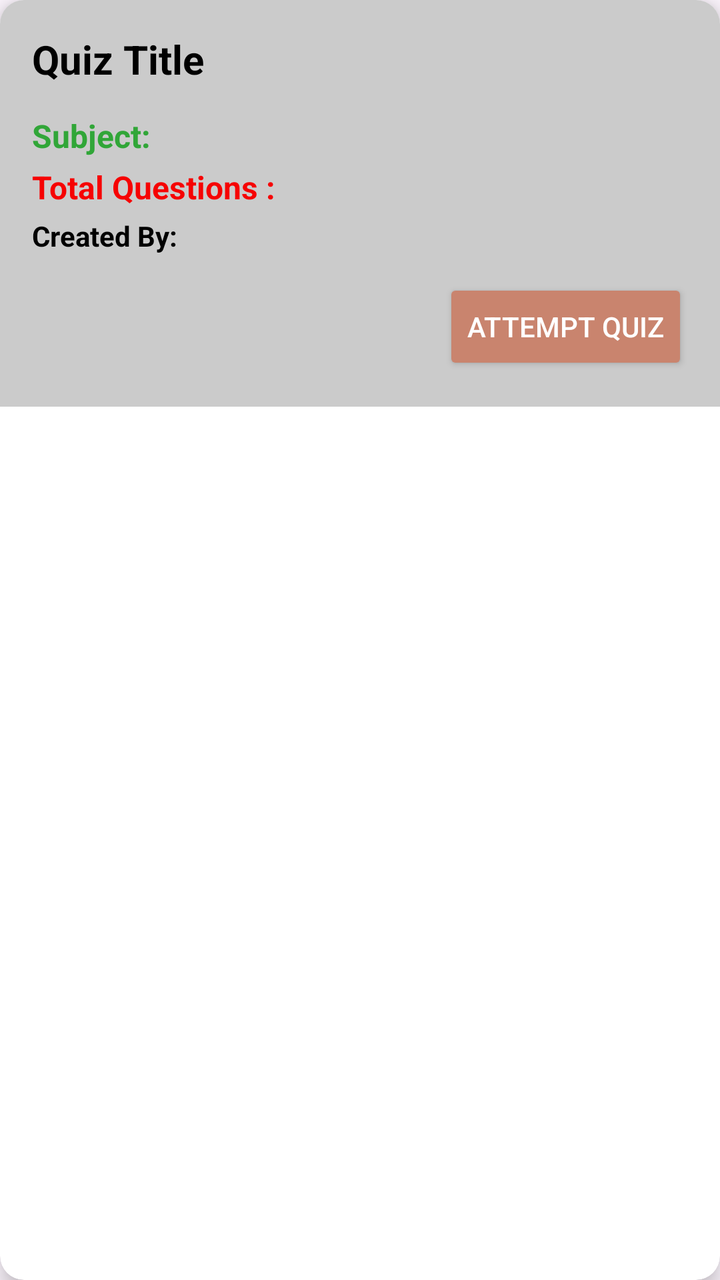
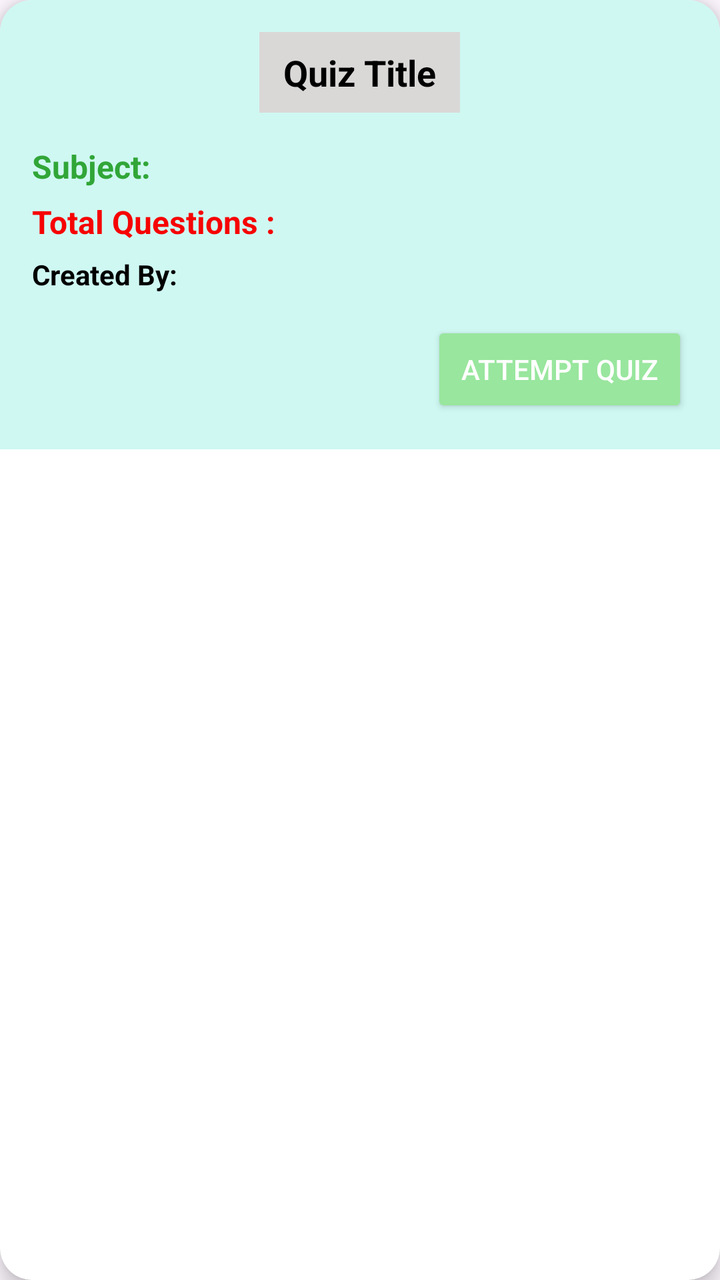

Two renders of the same Android screen: before a commit and after it. Below are the layout's source before the change and the commit's diff.
<!-- AndroidManifest.xml: application theme Theme.EduQuiz -->
<!-- res/layout/quiz_item_available.xml -->
<?xml version="1.0" encoding="utf-8"?>
<androidx.cardview.widget.CardView
    xmlns:android="http://schemas.android.com/apk/res/android"
    xmlns:card_view="http://schemas.android.com/apk/res-auto"
    android:layout_width="match_parent"
    android:layout_height="wrap_content"
    android:layout_marginLeft="8dp"
    android:layout_marginRight="8sp"
    android:layout_marginTop="10dp"
    card_view:cardCornerRadius="12dp"
    card_view:cardElevation="6dp">

    <LinearLayout
        android:layout_width="match_parent"
        android:layout_height="wrap_content"
        android:orientation="vertical"
        android:background="#CBCBCB"
        android:padding="16dp">

        <TextView
            android:id="@+id/tvItemAvailableQuizzesTitle"
            android:layout_width="wrap_content"
            android:layout_height="wrap_content"
            android:text="Quiz Title"
            android:textSize="20sp"
            android:textStyle="bold"
            android:background="#CBCBCB"
            android:layout_marginBottom="10dp"
            android:textColor="#000000" />

        <LinearLayout
            android:layout_width="wrap_content"
            android:layout_height="wrap_content"
            android:orientation="horizontal">

            <TextView
                android:layout_width="wrap_content"
                android:layout_height="wrap_content"
                android:text="Subject: "
                android:textSize="16sp"
                android:textStyle="bold"
                android:textColor="@color/green"
                android:layout_marginTop="4dp" />

            <TextView
                android:id="@+id/tvItemAvailableQuizzesQuizSubject"
                android:layout_width="wrap_content"
                android:layout_height="wrap_content"
                android:layout_marginLeft="6dp"
                android:text=""
                android:textSize="16sp"
                android:textColor="@color/black"
                android:layout_marginTop="4dp" />

        </LinearLayout>


    <LinearLayout
        android:layout_width="wrap_content"
        android:layout_height="wrap_content"
        android:layout_marginTop="2dp"
        android:orientation="horizontal">

        <TextView
            android:layout_width="wrap_content"
            android:layout_height="wrap_content"
            android:text="Total Questions :"
            android:textSize="16sp"
            android:textStyle="bold"
            android:textColor="@color/red"
            android:layout_marginTop="2dp" />

        <TextView
            android:id="@+id/tvItemAvailableQuizzesTotalQuestions"
            android:layout_width="wrap_content"
            android:layout_height="wrap_content"
            android:text=""
            android:textSize="16sp"
            android:textColor="@color/black"
            android:layout_marginTop="2dp" />


    </LinearLayout>

    <LinearLayout
        android:layout_width="wrap_content"
        android:layout_height="wrap_content"
        android:layout_marginTop="2dp"
        android:orientation="horizontal">

        <TextView
            android:layout_width="wrap_content"
            android:layout_height="wrap_content"
            android:text="Created By: "
            android:textSize="14sp"
            android:textStyle="bold"
            android:textColor="@color/black"
            android:layout_marginTop="2dp" />


        <TextView
            android:id="@+id/tvItemAvailableQuizzesCreatedBy"
            android:layout_width="wrap_content"
            android:layout_height="wrap_content"
            android:text=""
            android:textSize="14sp"
            android:textColor="@color/black"
            android:layout_marginTop="2dp" />

    </LinearLayout>

        <androidx.appcompat.widget.AppCompatButton
            android:id="@+id/btnItemAvailableQuizzesAttemptQuiz"
            android:layout_width="wrap_content"
            android:layout_height="wrap_content"
            android:text="Attempt Quiz"
            android:layout_gravity="end"
            android:layout_marginTop="12dp"
            android:backgroundTint="@color/orange"
            android:textColor="@color/white"
            android:paddingLeft="12dp"
            android:paddingRight="12dp" />

    </LinearLayout>

</androidx.cardview.widget.CardView>
<!-- resources referenced by this layout -->
<resources>
  <color name="black">#FF000000</color>
  <color name="green">#31A638</color>
  <color name="orange">#C9846E</color>
  <color name="red">#F60202</color>
  <color name="white">#FFFFFFFF</color>
  <style name="Theme.EduQuiz" parent="Base.Theme.EduQuiz" />
  <style name="Base.Theme.EduQuiz" parent="Theme.Material3.DayNight.NoActionBar">
          
          
      </style>
</resources>

<!-- the commit's change to res/layout/quiz_item_available.xml (unified diff, before → after) -->
@@ -1,33 +1,40 @@
 <?xml version="1.0" encoding="utf-8"?>
 <androidx.cardview.widget.CardView
     xmlns:android="http://schemas.android.com/apk/res/android"
-    xmlns:card_view="http://schemas.android.com/apk/res-auto"
+    xmlns:app="http://schemas.android.com/apk/res-auto"
     android:layout_width="match_parent"
     android:layout_height="wrap_content"
-    android:layout_marginLeft="8dp"
-    android:layout_marginRight="8sp"
-    android:layout_marginTop="10dp"
-    card_view:cardCornerRadius="12dp"
-    card_view:cardElevation="6dp">
+    android:layout_marginLeft="10dp"
+    android:layout_marginRight="10dp"
+    android:layout_marginTop="15dp"
+    app:cardCornerRadius="16dp"
+    app:cardElevation="6dp">
 
     <LinearLayout
         android:layout_width="match_parent"
         android:layout_height="wrap_content"
         android:orientation="vertical"
-        android:background="#CBCBCB"
+        android:background="@color/faint_sky_blue"
         android:padding="16dp">
 
+        
         <TextView
             android:id="@+id/tvItemAvailableQuizzesTitle"
             android:layout_width="wrap_content"
             android:layout_height="wrap_content"
+            android:layout_gravity="center"
+            android:layout_marginBottom="12dp"
+            android:background="@color/gray2"
+            android:paddingLeft="12dp"
+            android:paddingRight="12dp"
+            android:paddingTop="8dp"
+            android:paddingBottom="8dp"
             android:text="Quiz Title"
-            android:textSize="20sp"
-            android:textStyle="bold"
-            android:background="#CBCBCB"
-            android:layout_marginBottom="10dp"
-            android:textColor="#000000" />
+            android:textColor="#000000"
+            android:textSize="18sp"
+            android:textStyle="bold" />
 
+        
         <LinearLayout
             android:layout_width="wrap_content"
             android:layout_height="wrap_content"
@@ -36,90 +43,88 @@
             <TextView
                 android:layout_width="wrap_content"
                 android:layout_height="wrap_content"
+                android:layout_marginTop="4dp"
                 android:text="Subject: "
+                android:textColor="@color/green"
                 android:textSize="16sp"
-                android:textStyle="bold"
-                android:textColor="@color/green"
-                android:layout_marginTop="4dp" />
+                android:textStyle="bold" />
 
             <TextView
                 android:id="@+id/tvItemAvailableQuizzesQuizSubject"
                 android:layout_width="wrap_content"
                 android:layout_height="wrap_content"
                 android:layout_marginLeft="6dp"
+                android:layout_marginTop="4dp"
                 android:text=""
-                android:textSize="16sp"
                 android:textColor="@color/black"
-                android:layout_marginTop="4dp" />
+                android:textSize="16sp" />
 
         </LinearLayout>
 
-
-    <LinearLayout
-        android:layout_width="wrap_content"
-        android:layout_height="wrap_content"
-        android:layout_marginTop="2dp"
-        android:orientation="horizontal">
-
-        <TextView
+        
+        <LinearLayout
             android:layout_width="wrap_content"
             android:layout_height="wrap_content"
-            android:text="Total Questions :"
-            android:textSize="16sp"
-            android:textStyle="bold"
-            android:textColor="@color/red"
-            android:layout_marginTop="2dp" />
+            android:layout_marginTop="6dp"
+            android:orientation="horizontal">
 
-        <TextView
-            android:id="@+id/tvItemAvailableQuizzesTotalQuestions"
+            <TextView
+                android:layout_width="wrap_content"
+                android:layout_height="wrap_content"
+                android:text="Total Questions : "
+                android:textColor="@color/red"
+                android:textSize="16sp"
+                android:textStyle="bold" />
+
+            <TextView
+                android:id="@+id/tvItemAvailableQuizzesTotalQuestions"
+                android:layout_width="wrap_content"
+                android:layout_height="wrap_content"
+                android:text=""
+                android:textColor="@color/black"
+                android:textSize="16sp" />
+
+        </LinearLayout>
+
+        
+        <LinearLayout
             android:layout_width="wrap_content"
             android:layout_height="wrap_content"
-            android:text=""
-            android:textSize="16sp"
-            android:textColor="@color/black"
-            android:layout_marginTop="2dp" />
+            android:layout_marginTop="6dp"
+            android:orientation="horizontal">
 
+            <TextView
+                android:layout_width="wrap_content"
+                android:layout_height="wrap_content"
+                android:text="Created By: "
+                android:textColor="@color/black"
+                android:textSize="14sp"
+                android:textStyle="bold" />
 
-    </LinearLayout>
+            <TextView
+                android:id="@+id/tvItemAvailableQuizzesCreatedBy"
+                android:layout_width="wrap_content"
+                android:layout_height="wrap_content"
+                android:text=""
+                android:textColor="@color/black"
+                android:textSize="14sp" />
 
-    <LinearLayout
-        android:layout_width="wrap_content"
-        android:layout_height="wrap_content"
-        android:layout_marginTop="2dp"
-        android:orientation="horizontal">
+        </LinearLayout>
 
-        <TextView
-            android:layout_width="wrap_content"
-            android:layout_height="wrap_content"
-            android:text="Created By: "
-            android:textSize="14sp"
-            android:textStyle="bold"
-            android:textColor="@color/black"
-            android:layout_marginTop="2dp" />
-
-
-        <TextView
-            android:id="@+id/tvItemAvailableQuizzesCreatedBy"
-            android:layout_width="wrap_content"
-            android:layout_height="wrap_content"
-            android:text=""
-            android:textSize="14sp"
-            android:textColor="@color/black"
-            android:layout_marginTop="2dp" />
-
-    </LinearLayout>
-
+        
         <androidx.appcompat.widget.AppCompatButton
             android:id="@+id/btnItemAvailableQuizzesAttemptQuiz"
             android:layout_width="wrap_content"
             android:layout_height="wrap_content"
+            android:layout_gravity="end"
+            android:layout_marginTop="14dp"
+            android:backgroundTint="@color/faintgreen"
+            android:paddingLeft="15dp"
+            android:paddingRight="15dp"
+            android:paddingTop="6dp"
+            android:paddingBottom="6dp"
             android:text="Attempt Quiz"
-            android:layout_gravity="end"
-            android:layout_marginTop="12dp"
-            android:backgroundTint="@color/orange"
-            android:textColor="@color/white"
-            android:paddingLeft="12dp"
-            android:paddingRight="12dp" />
+            android:textColor="@color/white" />
 
     </LinearLayout>
 
<!-- resource entries referenced after the edit -->
@@ -1,8 +1,10 @@
 <!-- resources referenced by this layout -->
 <resources>
   <color name="black">#FF000000</color>
+  <color name="faint_sky_blue">#CFF8F2</color>
+  <color name="faintgreen">#99E69E</color>
+  <color name="gray2">#DAD7D7</color>
   <color name="green">#31A638</color>
-  <color name="orange">#C9846E</color>
   <color name="red">#F60202</color>
   <color name="white">#FFFFFFFF</color>
   <style name="Theme.EduQuiz" parent="Base.Theme.EduQuiz" />
